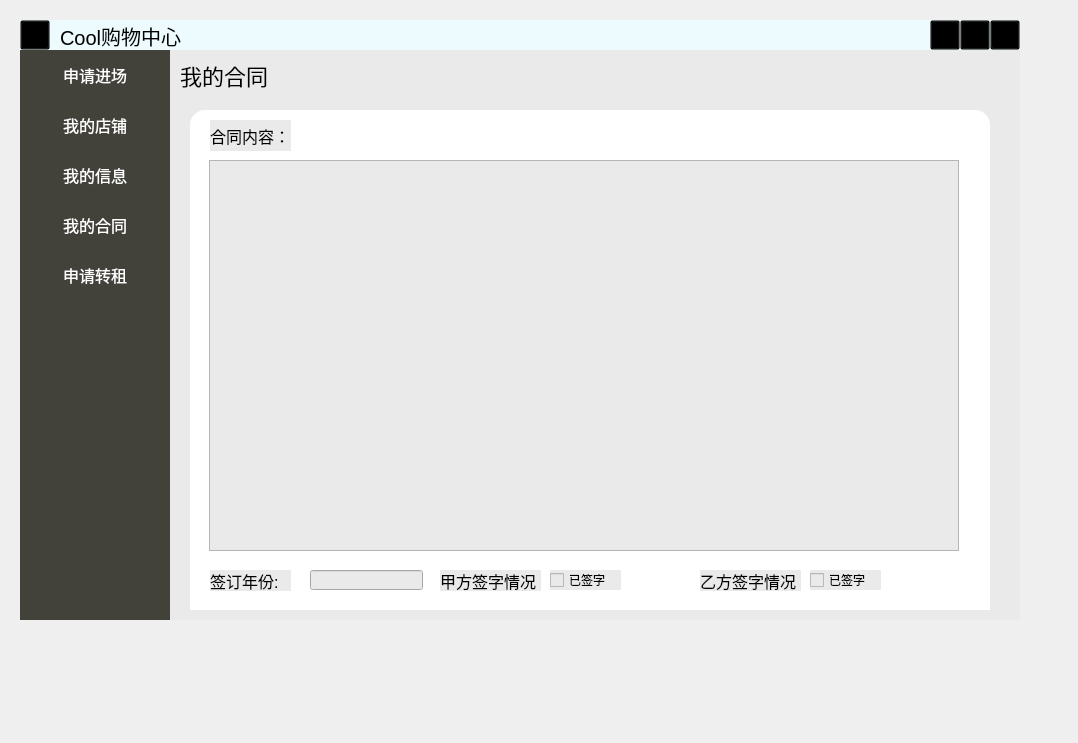
Above: src/GUI/ProprietorWindow/UI/Ui_ProprietorWindow.ui from shulip/ShoppingMallSystem before the change. Below: the same form after it.
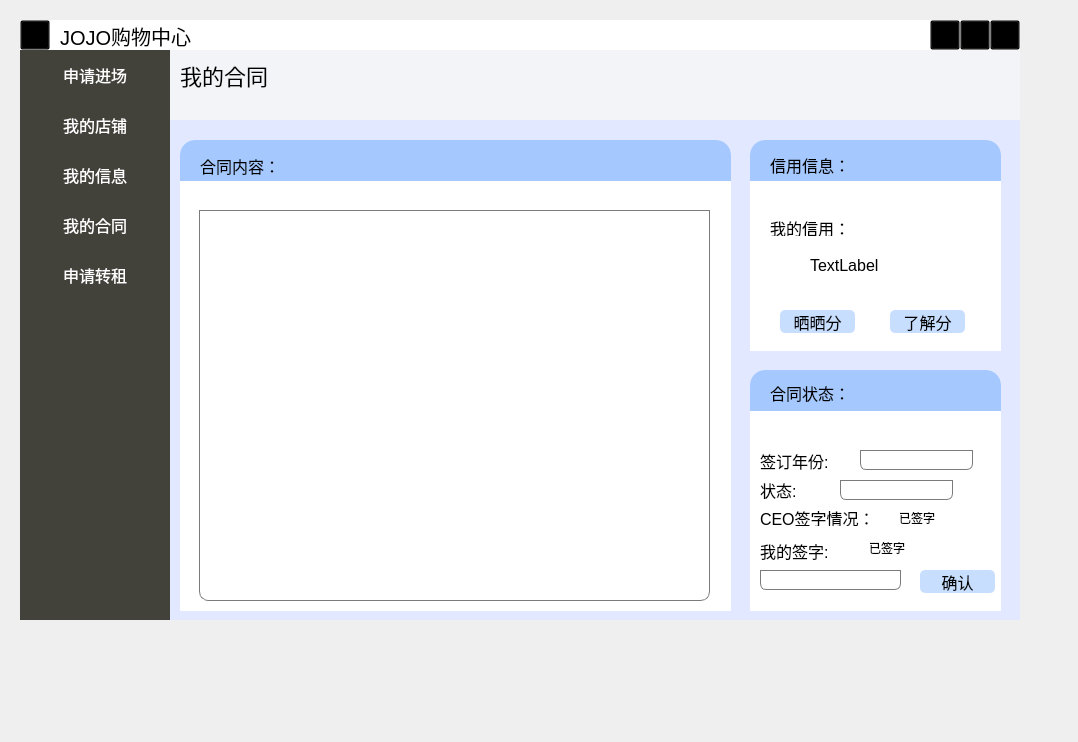
That is the form after the change. The open tabs and pages were chosen to show the change. Icons and pictures are not drawn.

```diff
--- a/src/GUI/ProprietorWindow/UI/Ui_ProprietorWindow.ui
+++ b/src/GUI/ProprietorWindow/UI/Ui_ProprietorWindow.ui
@@ -7,12 +7,15 @@
     <x>0</x>
     <y>0</y>
     <width>1078</width>
-    <height>743</height>
+    <height>742</height>
    </rect>
   </property>
   <property name="windowTitle">
    <string>Form</string>
   </property>
+  <property name="styleSheet">
+   <string notr="true">font: 9pt &quot;黑体&quot;;</string>
+  </property>
   <widget class="QFrame" name="frame">
    <property name="geometry">
     <rect>
@@ -43,7 +46,7 @@
     <property name="styleSheet">
      <string notr="true">QWidget
 {
-background:rgb(237, 251, 255)
+background:white;
 }</string>
     </property>
     <widget class="QPushButton" name="btnMenu_Close">
@@ -190,7 +193,7 @@
       <string notr="true">font-size:20px</string>
      </property>
      <property name="text">
-      <string>Cool购物中心</string>
+      <string>JOJO购物中心</string>
      </property>
     </widget>
    </widget>
@@ -317,7 +320,7 @@
     </property>
     <property name="styleSheet">
      <string notr="true">QWidget{
-background:rgb(234, 234, 234)
+	background:rgb(243,244,248);
 }</string>
     </property>
     <property name="currentIndex">
@@ -1286,7 +1289,7 @@
         <string/>
        </property>
       </widget>
-      <widget class="QLabel" name="label_9">
+      <widget class="QLabel" name="propertyFee">
        <property name="geometry">
         <rect>
          <x>310</x>
@@ -1452,32 +1455,6 @@
        <string>当前楼层：</string>
       </property>
      </widget>
-     <widget class="QPushButton" name="pushButton_2">
-      <property name="geometry">
-       <rect>
-        <x>10</x>
-        <y>50</y>
-        <width>61</width>
-        <height>23</height>
-       </rect>
-      </property>
-      <property name="text">
-       <string>店铺情况</string>
-      </property>
-     </widget>
-     <widget class="QPushButton" name="pushButton_3">
-      <property name="geometry">
-       <rect>
-        <x>70</x>
-        <y>50</y>
-        <width>75</width>
-        <height>23</height>
-       </rect>
-      </property>
-      <property name="text">
-       <string>申请查询</string>
-      </property>
-     </widget>
     </widget>
     <widget class="QWidget" name="MyShop">
      <widget class="QLabel" name="myShop">
@@ -1828,138 +1805,451 @@
        <string>我的合同</string>
       </property>
      </widget>
-     <widget class="QWidget" name="ContractWidget" native="true">
+     <widget class="QWidget" name="widget_17" native="true">
       <property name="geometry">
        <rect>
-        <x>20</x>
-        <y>60</y>
-        <width>800</width>
-        <height>500</height>
+        <x>0</x>
+        <y>70</y>
+        <width>851</width>
+        <height>501</height>
        </rect>
       </property>
       <property name="styleSheet">
-       <string notr="true">#ContractWidget
+       <string notr="true">QWidget
 {
-	background:white;
- border-top-left-radius:15px;
-	border-top-right-radius:15px;
+
+	background:rgb(226, 232, 255);
 }
-
-
 QLabel
 {	
+background:transparent;
 font-size:16px;
 }</string>
       </property>
-      <widget class="QTextEdit" name="contractInf">
+      <widget class="QWidget" name="widget_10" native="true">
        <property name="geometry">
         <rect>
-         <x>19</x>
-         <y>50</y>
-         <width>750</width>
-         <height>391</height>
+         <x>580</x>
+         <y>20</y>
+         <width>251</width>
+         <height>211</height>
         </rect>
        </property>
-       <property name="readOnly">
-        <bool>true</bool>
+       <property name="styleSheet">
+        <string notr="true">#widget_10
+{
+	background:white;
+ border-top-left-radius:15px;
+	border-top-right-radius:15px;
+}
+
+
+QLabel
+{	
+font-size:16px;
+}</string>
        </property>
+       <widget class="QLabel" name="label_13">
+        <property name="geometry">
+         <rect>
+          <x>20</x>
+          <y>80</y>
+          <width>81</width>
+          <height>16</height>
+         </rect>
+        </property>
+        <property name="text">
+         <string>我的信用：</string>
+        </property>
+       </widget>
+       <widget class="QPushButton" name="pushButton">
+        <property name="geometry">
+         <rect>
+          <x>30</x>
+          <y>170</y>
+          <width>75</width>
+          <height>23</height>
+         </rect>
+        </property>
+        <property name="styleSheet">
+         <string notr="true">QPushButton
+{
+ border-radius:5px;font-size:16px;background:rgb(200, 222,255);
+}
+
+QPushButton:hover
+{
+background:rgb(142, 182, 255)
+}</string>
+        </property>
+        <property name="text">
+         <string>晒晒分</string>
+        </property>
+       </widget>
+       <widget class="QPushButton" name="pushButton_2">
+        <property name="geometry">
+         <rect>
+          <x>140</x>
+          <y>170</y>
+          <width>75</width>
+          <height>23</height>
+         </rect>
+        </property>
+        <property name="styleSheet">
+         <string notr="true">QPushButton
+{
+ border-radius:5px;font-size:16px;background:rgb(200, 222,255);
+}
+
+QPushButton:hover
+{
+background:rgb(142, 182, 255)
+}</string>
+        </property>
+        <property name="text">
+         <string>了解分</string>
+        </property>
+       </widget>
+       <widget class="QLabel" name="fraction">
+        <property name="geometry">
+         <rect>
+          <x>60</x>
+          <y>110</y>
+          <width>101</width>
+          <height>31</height>
+         </rect>
+        </property>
+        <property name="text">
+         <string>TextLabel</string>
+        </property>
+       </widget>
+       <widget class="QWidget" name="widget_20" native="true">
+        <property name="geometry">
+         <rect>
+          <x>0</x>
+          <y>0</y>
+          <width>251</width>
+          <height>41</height>
+         </rect>
+        </property>
+        <property name="styleSheet">
+         <string notr="true">QWidget
+{
+	background:rgb(165, 200, 255);
+ border-top-left-radius:15px;
+	border-top-right-radius:15px;
+}
+</string>
+        </property>
+        <widget class="QLabel" name="label_26">
+         <property name="geometry">
+          <rect>
+           <x>20</x>
+           <y>15</y>
+           <width>81</width>
+           <height>20</height>
+          </rect>
+         </property>
+         <property name="text">
+          <string>信用信息：</string>
+         </property>
+        </widget>
+       </widget>
       </widget>
-      <widget class="QLabel" name="label_5">
+      <widget class="QWidget" name="widget_9" native="true">
        <property name="geometry">
         <rect>
-         <x>20</x>
-         <y>10</y>
-         <width>81</width>
-         <height>31</height>
+         <x>580</x>
+         <y>250</y>
+         <width>251</width>
+         <height>241</height>
         </rect>
        </property>
-       <property name="text">
-        <string>合同内容：</string>
+       <property name="styleSheet">
+        <string notr="true">#widget_9
+{
+	background:white;
+ border-top-left-radius:15px;
+	border-top-right-radius:15px;
+}
+
+
+QLabel
+{	
+font-size:16px;
+}
+QLineEdit
+{
+  background:transparent;
+    padding-left:5px ;
+    padding-top:1px ;
+    border-bottom-left-radius:6px;
+    border-bottom-right-radius:6px;
+    border: 1px solid rgb(123 ,123 , 123);
+}</string>
        </property>
+       <widget class="QLineEdit" name="status">
+        <property name="geometry">
+         <rect>
+          <x>90</x>
+          <y>110</y>
+          <width>113</width>
+          <height>20</height>
+         </rect>
+        </property>
+       </widget>
+       <widget class="QLabel" name="label_8">
+        <property name="geometry">
+         <rect>
+          <x>10</x>
+          <y>110</y>
+          <width>51</width>
+          <height>20</height>
+         </rect>
+        </property>
+        <property name="text">
+         <string>状态:</string>
+        </property>
+       </widget>
+       <widget class="QLineEdit" name="rentTime">
+        <property name="geometry">
+         <rect>
+          <x>110</x>
+          <y>80</y>
+          <width>113</width>
+          <height>20</height>
+         </rect>
+        </property>
+        <property name="readOnly">
+         <bool>true</bool>
+        </property>
+       </widget>
+       <widget class="QLabel" name="label_6">
+        <property name="geometry">
+         <rect>
+          <x>10</x>
+          <y>80</y>
+          <width>81</width>
+          <height>21</height>
+         </rect>
+        </property>
+        <property name="text">
+         <string>签订年份:</string>
+        </property>
+       </widget>
+       <widget class="QLabel" name="label_9">
+        <property name="geometry">
+         <rect>
+          <x>10</x>
+          <y>140</y>
+          <width>111</width>
+          <height>16</height>
+         </rect>
+        </property>
+        <property name="text">
+         <string>CEO签字情况：</string>
+        </property>
+       </widget>
+       <widget class="QCheckBox" name="ceoSignature">
+        <property name="geometry">
+         <rect>
+          <x>130</x>
+          <y>140</y>
+          <width>71</width>
+          <height>16</height>
+         </rect>
+        </property>
+        <property name="styleSheet">
+         <string notr="true">
+background:transparent;
+</string>
+        </property>
+        <property name="text">
+         <string>已签字</string>
+        </property>
+        <property name="checkable">
+         <bool>false</bool>
+        </property>
+       </widget>
+       <widget class="QLabel" name="label_10">
+        <property name="geometry">
+         <rect>
+          <x>10</x>
+          <y>170</y>
+          <width>81</width>
+          <height>21</height>
+         </rect>
+        </property>
+        <property name="text">
+         <string>我的签字:</string>
+        </property>
+       </widget>
+       <widget class="QCheckBox" name="signatureConfirmation">
+        <property name="geometry">
+         <rect>
+          <x>100</x>
+          <y>170</y>
+          <width>71</width>
+          <height>16</height>
+         </rect>
+        </property>
+        <property name="styleSheet">
+         <string notr="true">background:transparent;</string>
+        </property>
+        <property name="text">
+         <string>已签字</string>
+        </property>
+       </widget>
+       <widget class="QLineEdit" name="mySignature">
+        <property name="geometry">
+         <rect>
+          <x>10</x>
+          <y>200</y>
+          <width>141</width>
+          <height>20</height>
+         </rect>
+        </property>
+       </widget>
+       <widget class="QPushButton" name="confirmSignature">
+        <property name="geometry">
+         <rect>
+          <x>170</x>
+          <y>200</y>
+          <width>75</width>
+          <height>23</height>
+         </rect>
+        </property>
+        <property name="styleSheet">
+         <string notr="true">QPushButton
+{
+ border-radius:5px;font-size:16px;background:rgb(200, 222,255);
+}
+
+QPushButton:hover
+{
+background:rgb(142, 182, 255)
+}</string>
+        </property>
+        <property name="text">
+         <string>确认</string>
+        </property>
+       </widget>
+       <widget class="QWidget" name="widget_21" native="true">
+        <property name="geometry">
+         <rect>
+          <x>0</x>
+          <y>0</y>
+          <width>251</width>
+          <height>41</height>
+         </rect>
+        </property>
+        <property name="styleSheet">
+         <string notr="true">QWidget
+{
+	background:rgb(165, 200, 255);
+ border-top-left-radius:15px;
+	border-top-right-radius:15px;
+}
+</string>
+        </property>
+        <widget class="QLabel" name="label_12">
+         <property name="geometry">
+          <rect>
+           <x>20</x>
+           <y>10</y>
+           <width>80</width>
+           <height>25</height>
+          </rect>
+         </property>
+         <property name="text">
+          <string>合同状态：</string>
+         </property>
+        </widget>
+       </widget>
       </widget>
-      <widget class="QLabel" name="label_6">
+      <widget class="QWidget" name="ContractWidget" native="true">
        <property name="geometry">
         <rect>
-         <x>20</x>
-         <y>460</y>
-         <width>81</width>
-         <height>21</height>
+         <x>10</x>
+         <y>20</y>
+         <width>551</width>
+         <height>471</height>
         </rect>
        </property>
-       <property name="text">
-        <string>签订年份:</string>
+       <property name="styleSheet">
+        <string notr="true">#ContractWidget
+{
+	background:white;
+ border-top-left-radius:15px;
+	border-top-right-radius:15px;
+}
+
+
+QLabel
+{	
+background:transparent;
+font-size:16px;
+}</string>
        </property>
-      </widget>
-      <widget class="QLabel" name="label_8">
-       <property name="geometry">
-        <rect>
-         <x>250</x>
-         <y>460</y>
-         <width>101</width>
-         <height>21</height>
-        </rect>
-       </property>
-       <property name="text">
-        <string>甲方签字情况</string>
-       </property>
-      </widget>
-      <widget class="QLabel" name="label_10">
-       <property name="geometry">
-        <rect>
-         <x>510</x>
-         <y>460</y>
-         <width>101</width>
-         <height>21</height>
-        </rect>
-       </property>
-       <property name="text">
-        <string>乙方签字情况</string>
-       </property>
-      </widget>
-      <widget class="QCheckBox" name="ASigned">
-       <property name="geometry">
-        <rect>
-         <x>360</x>
-         <y>460</y>
-         <width>71</width>
-         <height>20</height>
-        </rect>
-       </property>
-       <property name="text">
-        <string>已签字</string>
-       </property>
-       <property name="checkable">
-        <bool>false</bool>
-       </property>
-      </widget>
-      <widget class="QCheckBox" name="BSigned">
-       <property name="geometry">
-        <rect>
-         <x>620</x>
-         <y>460</y>
-         <width>71</width>
-         <height>20</height>
-        </rect>
-       </property>
-       <property name="text">
-        <string>已签字</string>
-       </property>
-       <property name="checkable">
-        <bool>false</bool>
-       </property>
-      </widget>
-      <widget class="QLineEdit" name="rentTime">
-       <property name="geometry">
-        <rect>
-         <x>120</x>
-         <y>460</y>
-         <width>113</width>
-         <height>20</height>
-        </rect>
-       </property>
-       <property name="readOnly">
-        <bool>true</bool>
-       </property>
+       <widget class="QTextEdit" name="contractInf">
+        <property name="geometry">
+         <rect>
+          <x>19</x>
+          <y>70</y>
+          <width>511</width>
+          <height>391</height>
+         </rect>
+        </property>
+        <property name="styleSheet">
+         <string notr="true">QTextEdit
+{
+ background:transparent;
+    padding-left:5px ;
+    padding-top:1px ;
+    border-bottom-left-radius:9px;
+    border-bottom-right-radius:9px;
+    border: 1px solid rgb(123 ,123 , 123);
+}</string>
+        </property>
+        <property name="readOnly">
+         <bool>true</bool>
+        </property>
+       </widget>
+       <widget class="QLabel" name="label_5">
+        <property name="geometry">
+         <rect>
+          <x>20</x>
+          <y>10</y>
+          <width>81</width>
+          <height>31</height>
+         </rect>
+        </property>
+        <property name="text">
+         <string>合同内容：</string>
+        </property>
+       </widget>
+       <widget class="QWidget" name="widget_22" native="true">
+        <property name="geometry">
+         <rect>
+          <x>0</x>
+          <y>0</y>
+          <width>551</width>
+          <height>41</height>
+         </rect>
+        </property>
+        <property name="styleSheet">
+         <string notr="true">QWidget
+{
+	background:rgb(165, 200, 255);
+ border-top-left-radius:15px;
+	border-top-right-radius:15px;
+}
+</string>
+        </property>
+       </widget>
+       <zorder>contractInf</zorder>
+       <zorder>widget_22</zorder>
+       <zorder>label_5</zorder>
       </widget>
      </widget>
     </widget>
```
Left out of the diff: 1019 changed lines with no effect on the pictures.
